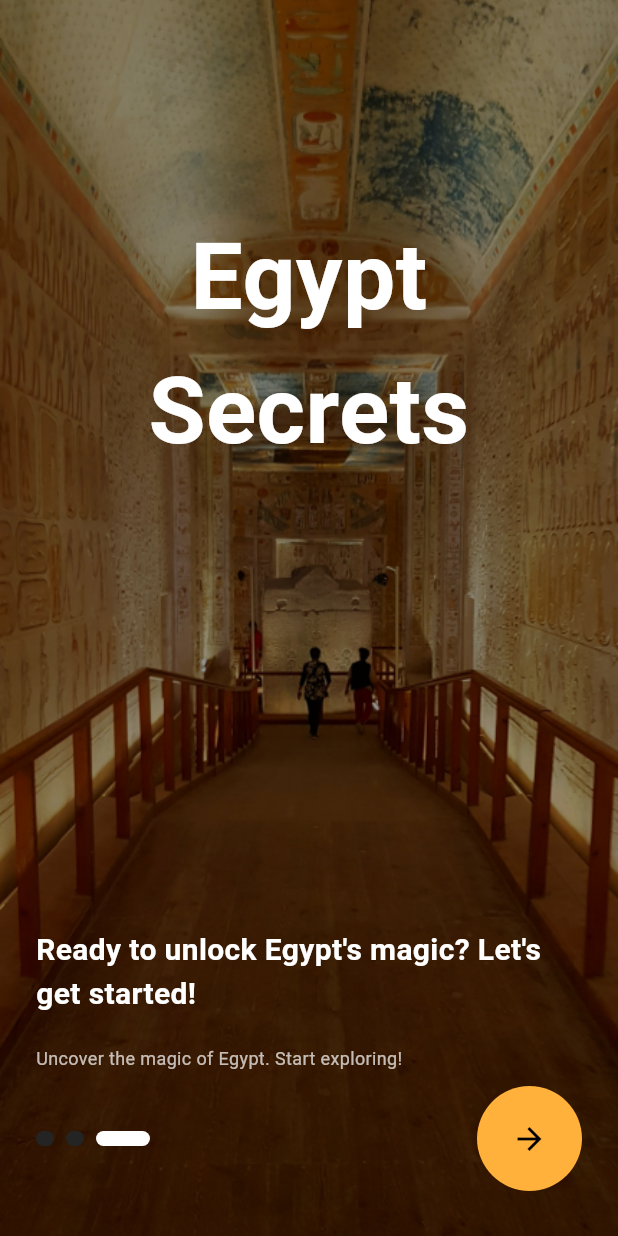
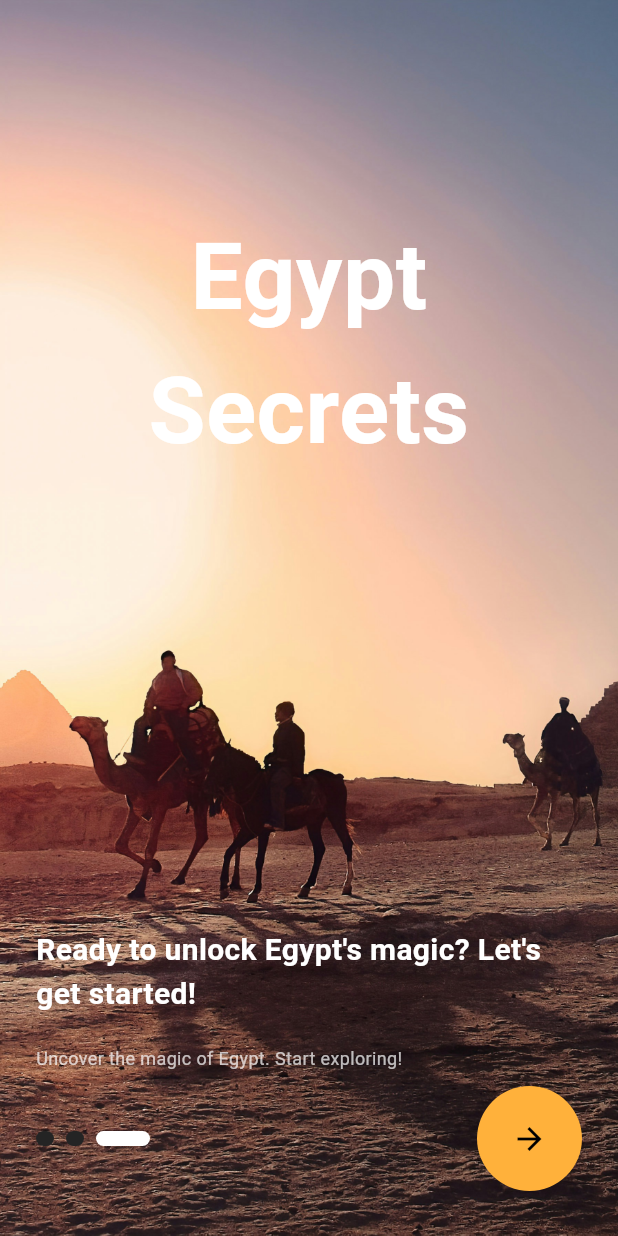
Before and after one commit to YoussefMohamed-joe/egypt-secrets, a Flutter app: the ScreenView3 screen opened directly, after a tap on the "arrow forward" icon, on a phone screen of 412 x 824 dp. Run offline on Flutter 3.47's test engine with Material 3 defaults, Android fonts, the phone set to English and light mode, and no system bars; drawn by our look-alikes of smooth_page_indicator; our stand-ins replace dio, flutter_svg, gap, google_fonts, page_transition, shared_preferences; accounts and stored records are empty.

Commit message:
added a pic

```diff
--- a/egypt_secrets/lib/features/auth/presentation/views/welcome_view.dart
+++ b/egypt_secrets/lib/features/auth/presentation/views/welcome_view.dart
@@ -0,0 +1,91 @@
+import 'package:egypt_secrets/core/utils/colors.dart';
+import 'package:egypt_secrets/core/utils/text_styles.dart';
+import 'package:flutter/material.dart';
+import 'package:gap/gap.dart';
+import 'package:page_transition/page_transition.dart';
+import 'package:smooth_page_indicator/smooth_page_indicator.dart';
+
+class WelcomeView extends StatelessWidget {
+  const WelcomeView({super.key});
+
+  @override
+  Widget build(BuildContext context) {
+    return Scaffold(
+      body: Stack(
+        children: [
+          Container(
+            height: MediaQuery.of(context).size.height,
+            width: MediaQuery.of(context).size.width,
+            decoration: const BoxDecoration(
+              image: DecorationImage(
+                image: AssetImage('assets/images/welcome.jpg'),
+                fit: BoxFit.cover,
+              ),
+            ),
+          ),
+          Positioned(
+              top: 140,
+              left: 90,
+              right: 90,
+              child: Text(
+                'Egypt\nSecrets',
+                textAlign: TextAlign.center,
+                style: getHeaderStyle(),
+              )),
+          Positioned(
+              bottom: 110,
+              left: 24,
+              right: 24,
+              child: Column(
+                crossAxisAlignment: CrossAxisAlignment.start,
+                children: [
+                  Text(
+                    'Ready to unlock Egypt\'s magic? Let\'s get started!',
+                    style: getTitleStyle(color: AppColors.white),
+                  ),
+                  const Gap(20),
+                  Text(
+                    'Uncover the magic of Egypt. Start exploring!',
+                    style: getBodyStyle(color: AppColors.grey, fontSize: 12),
+                  )
+                ],
+              )),
+          Positioned(
+              bottom: 30,
+              left: 24,
+              right: 24,
+              child: Row(
+                mainAxisAlignment: MainAxisAlignment.center,
+                children: [
+                  SmoothPageIndicator(
+                      controller: PageController(
+                        initialPage: 2,
+                      ),
+                      effect: ExpandingDotsEffect(
+                        activeDotColor: AppColors.white,
+                        dotColor: AppColors.secondary,
+                        dotHeight: 10,
+                        dotWidth: 12,
+                      ),
+                      count: 3),
+                  const Spacer(),
+                  Container(
+                    height: 70,
+                    width: 70,
+                    decoration: BoxDecoration(
+                        color: AppColors.primary,
+                        borderRadius: BorderRadius.circular(60)),
+                    child: IconButton(
+                        onPressed: () {},
+                        icon: Icon(
+                          Icons.arrow_forward,
+                          color: AppColors.black,
+                        )),
+                  )
+                ],
+              )),
+        ],
+      ),
+    );
+  }
+}
--- a/egypt_secrets/lib/features/onboarding/screen1.dart
+++ b/egypt_secrets/lib/features/onboarding/screen1.dart
@@ -1,4 +1,3 @@
-import 'package:egypt_secrets/core/functions/routing.dart';
 import 'package:egypt_secrets/core/utils/colors.dart';
 import 'package:egypt_secrets/core/utils/text_styles.dart';
 import 'package:egypt_secrets/features/onboarding/screen2.dart';
--- a/egypt_secrets/lib/features/onboarding/screen3.dart
+++ b/egypt_secrets/lib/features/onboarding/screen3.dart
@@ -1,5 +1,6 @@
 import 'package:egypt_secrets/core/utils/colors.dart';
 import 'package:egypt_secrets/core/utils/text_styles.dart';
+import 'package:egypt_secrets/features/auth/presentation/views/welcome_view.dart';
 import 'package:flutter/material.dart';
 import 'package:gap/gap.dart';
 import 'package:page_transition/page_transition.dart';
@@ -86,7 +87,7 @@ class ScreenView3 extends StatelessWidget {
                                 reverseDuration:
                                     const Duration(milliseconds: 600),
                                 type: PageTransitionType.rightToLeftJoined,
-                                child: const ScreenView3(),
+                                child: const WelcomeView(),
                                 childCurrent: const ScreenView3()),
                           );
                         },
--- a/egypt_secrets/lib/main.dart
+++ b/egypt_secrets/lib/main.dart
@@ -1,7 +1,10 @@
+import 'package:egypt_secrets/core/services/local_storage.dart';
 import 'package:egypt_secrets/features/onboarding/splash.dart';
 import 'package:flutter/material.dart';
 
-void main() {
+void main() async{
+  WidgetsFlutterBinding.ensureInitialized();
+  await AppLocalStorage().init();
   runApp(const MyApp());
 }
 
```
Also changed, not shown: egypt_secrets/assets/images/welcome.jpg (added).
